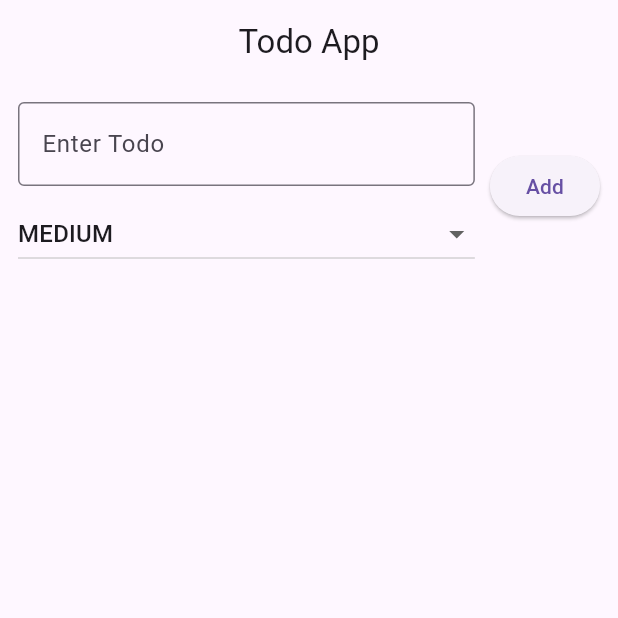
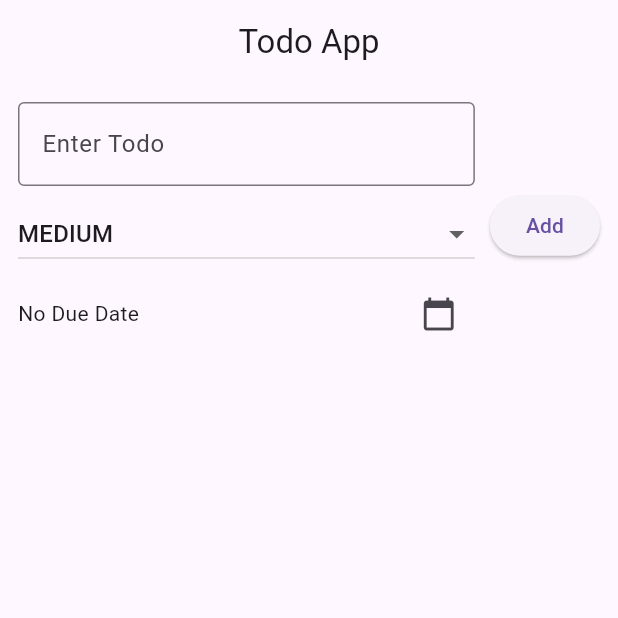
Before and after one commit to anjali2410107/Todo-App, a Flutter app: the screen it shows after launch, after a tap on "Add", on a phone screen of 412 x 824 dp, the top half of it. Run offline on Flutter 3.47's test engine with Material 3 defaults, Android fonts, the phone set to English and light mode, and no system bars; our stand-ins replace bloc, flutter_bloc, hive, hive_flutter; accounts and stored records are empty.

Commit message:
updated Ui

```diff
--- a/lib/screens/home_screen.dart
+++ b/lib/screens/home_screen.dart
@@ -14,7 +14,7 @@ class HomeScreen extends StatefulWidget {
 class _HomeScreenState extends State<HomeScreen> {
   final TextEditingController controller = TextEditingController();
 TaskPriority selectedPriority=TaskPriority.medium;
-
+DateTime? selectedDueDate;
   @override
   void initState() {
     super.initState();
@@ -73,7 +73,34 @@ TaskPriority selectedPriority=TaskPriority.medium;
                       setState(() {
                         selectedPriority=value!;
                       });
-                    })
+                    }),
+                    const SizedBox(height: 5,),
+                    Row(
+                      children: [
+                        Expanded(child: Text(
+                          selectedDueDate==null?"No Due Date":
+                              "Due: ${selectedDueDate!.toLocal().toString().split(' ')[0]}",
+                        ),),
+                        IconButton(
+                            onPressed: () async
+                          {
+                            final picked=await showDatePicker(
+                                context: context,
+                                initialDate: DateTime.now(),
+                                firstDate: DateTime.now(),
+                                lastDate: DateTime(2100),
+                            );
+                            if(picked!=null)
+                              {
+                                setState(() {
+                                  selectedDueDate=picked;
+                                });
+                              }
+                          },
+                            icon: const Icon(Icons.calendar_today),
+                        )
+                      ],
+                    )
                   ],
                 ),
                 ),
@@ -81,7 +108,7 @@ TaskPriority selectedPriority=TaskPriority.medium;
                 ElevatedButton(onPressed: () {
                   if (controller.text.isNotEmpty) {
                     context.read<TodoBloc>().add(
-                      AddTodo(controller.text,selectedPriority),
+                      AddTodo(controller.text,selectedPriority,selectedDueDate),
                     );
                     controller.clear();
                   }
```
